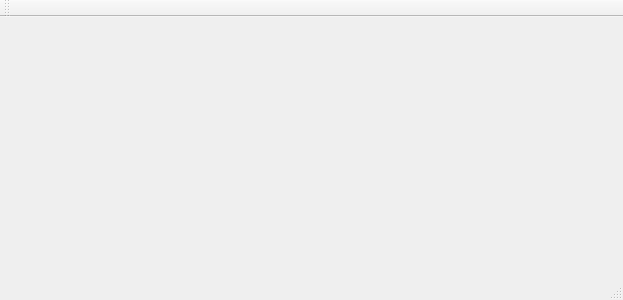
Old version of the form mainwindow.ui in the repository stsewd/polideportivo.
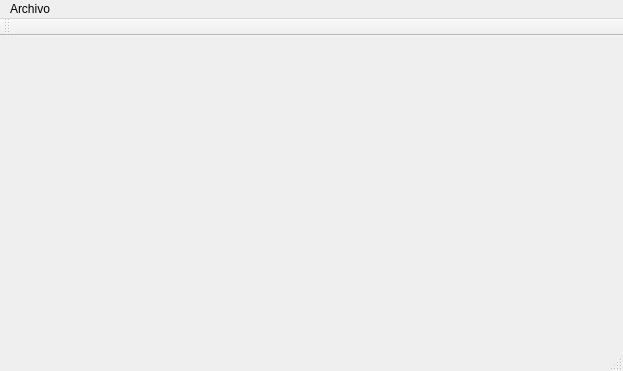
New version of the form.

Commit message: Dependencia entre login y main window

The edit to the form file:
```diff
--- a/mainwindow.ui
+++ b/mainwindow.ui
@@ -7,7 +7,7 @@
     <x>0</x>
     <y>0</y>
     <width>623</width>
-    <height>300</height>
+    <height>371</height>
    </rect>
   </property>
   <property name="windowTitle">
@@ -23,6 +23,14 @@
      <height>23</height>
     </rect>
    </property>
+   <widget class="QMenu" name="menuArchivo">
+    <property name="title">
+     <string>Archivo</string>
+    </property>
+    <addaction name="cerrarSesionAction"/>
+    <addaction name="salirAction"/>
+   </widget>
+   <addaction name="menuArchivo"/>
   </widget>
   <widget class="QToolBar" name="mainToolBar">
    <attribute name="toolBarArea">
```
Left out of the diff: 10 changed lines with no effect on the pictures. The commit also changes 6 other files.
